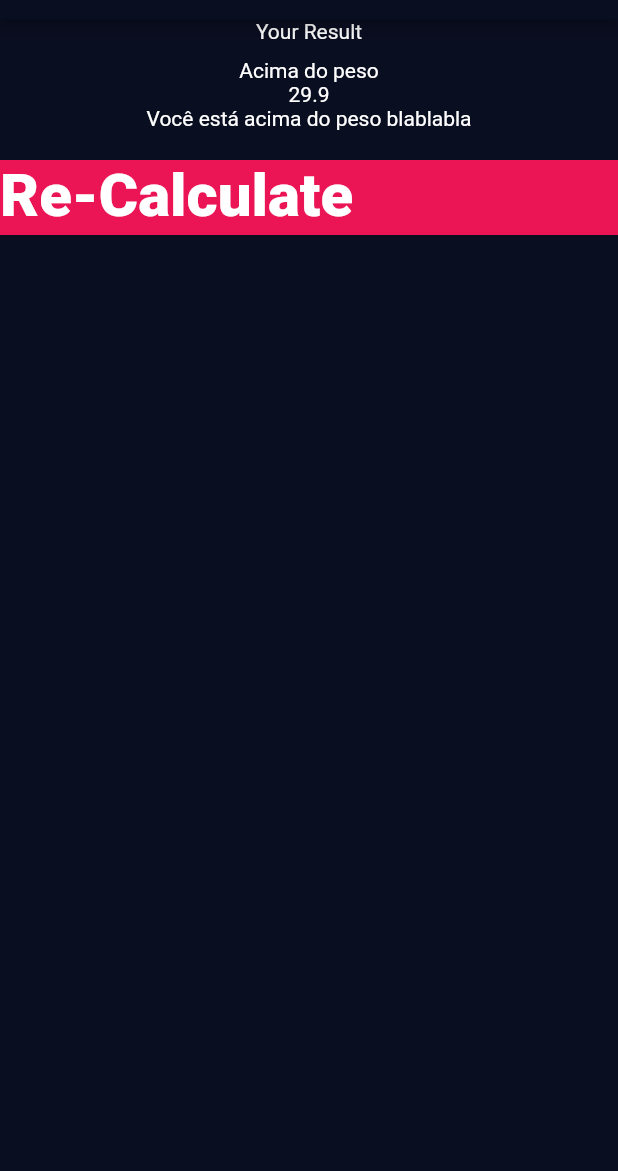
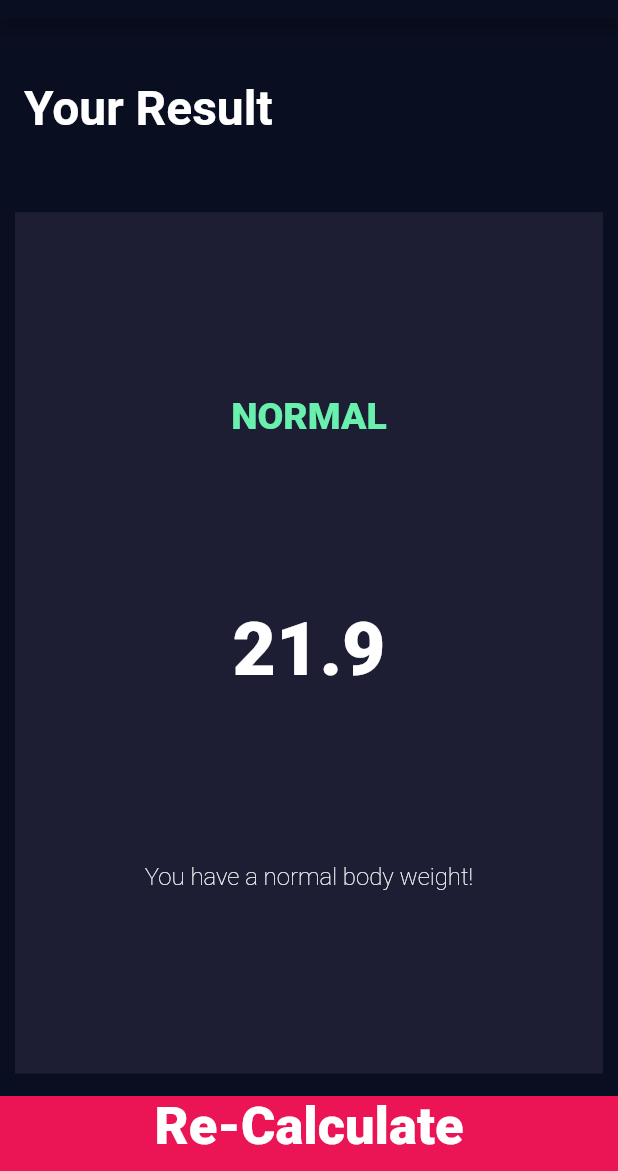
Before and after one commit to ElexandroTorres/BMI-Calculator, a Flutter app: the screen it shows after launch, after a tap on "Calculate", on a phone screen of 412 x 824 dp, the part 65-1236 px from its top. Run offline on Flutter 3.47's test engine with Material 2 defaults, Android fonts, the phone set to English and light mode, and no system bars; our stand-ins replace font_awesome_flutter.

Commit message:
first version of the app complete

```diff
--- /dev/null
+++ b/lib/calculate_bmi.dart
@@ -0,0 +1,39 @@
+import 'dart:math';
+
+class CalculateBMI {
+  final int height;
+  final int weight;
+
+  String _bmiResult = '';
+  double _bmi = 0;
+
+  Map _bmiDescription = {
+    'OVERWEIGHT': 'You have a higher than normal body weight!',
+    'NORMAL': 'You have a normal body weight!',
+    'UNDERWEIGHT': 'You have a lower than normal body Weight!'
+  };
+
+  CalculateBMI({required this.height, required this.weight});
+
+  String calculateBMI() {
+    _bmi = weight / pow(height / 100, 2);
+
+    if (_bmi >= 25) {
+      _bmiResult = 'OVERWEIGHT';
+    } else if (_bmi > 18.5) {
+      _bmiResult = 'NORMAL';
+    } else {
+      _bmiResult = 'UNDERWEIGHT';
+    }
+
+    return _bmi.toStringAsFixed(1);
+  }
+
+  String getResult() {
+    return _bmiResult;
+  }
+
+  String getDescription() {
+    return _bmiDescription[_bmiResult];
+  }
+}
--- a/lib/constants.dart
+++ b/lib/constants.dart
@@ -13,6 +13,6 @@ const kLabelTextStyle = TextStyle(
 );
 
 const kNumberTextStyle = TextStyle(
-  fontSize: 40,
+  fontSize: 35,
   fontWeight: FontWeight.w900,
 );
--- a/lib/main.dart
+++ b/lib/main.dart
@@ -1,5 +1,6 @@
 import 'package:bmi_calculator/ui/screens/results_screen.dart';
 import 'package:flutter/material.dart';
+import 'package:flutter/services.dart';
 import 'ui/screens/input_screen.dart';
 
 void main() => runApp(BMICalculator());
@@ -7,6 +8,10 @@ void main() => runApp(BMICalculator());
 class BMICalculator extends StatelessWidget {
   @override
   Widget build(BuildContext context) {
+    SystemChrome.setPreferredOrientations([
+      DeviceOrientation.portraitUp,
+      DeviceOrientation.portraitDown,
+    ]);
     return MaterialApp(
       initialRoute: '/',
       routes: {
--- a/lib/ui/screens/input_screen.dart
+++ b/lib/ui/screens/input_screen.dart
@@ -6,6 +6,7 @@ import 'package:bmi_calculator/ui/widgets/simple_card.dart';
 import 'package:bmi_calculator/constants.dart';
 import 'package:bmi_calculator/ui/widgets/round_icon_button.dart';
 import 'package:bmi_calculator/ui/widgets/bottom_button.dart';
+import 'package:bmi_calculator/calculate_bmi.dart';
 
 class InputScreen extends StatefulWidget {
   @override
@@ -217,10 +218,16 @@ class _InputScreenState extends State<InputScreen> {
           BottomButton(
             text: 'Calculate',
             onTap: () {
+              CalculateBMI bmiCalculator =
+                  CalculateBMI(height: height, weight: weight);
+              String bmi = bmiCalculator.calculateBMI();
+              String result = bmiCalculator.getResult();
+              String description = bmiCalculator.getDescription();
+
               Navigator.pushNamed(context, '/result', arguments: {
-                'height': height,
-                'weight': weight,
-                'gender': selectedGender.toString()
+                'bmi': bmi,
+                'result': result,
+                'description': description
               });
             },
           ),
--- a/lib/ui/screens/results_screen.dart
+++ b/lib/ui/screens/results_screen.dart
@@ -1,3 +1,4 @@
+import 'package:bmi_calculator/constants.dart';
 import 'package:flutter/material.dart';
 import 'package:bmi_calculator/ui/widgets/bottom_button.dart';
 
@@ -11,16 +12,56 @@ class ResultScreen extends StatelessWidget {
           title: Text('BMI CALCULATOR'),
         ),
         body: Column(
+          crossAxisAlignment: CrossAxisAlignment.stretch,
           children: [
-            Text('Your Result'),
-            Container(
-              padding: EdgeInsets.all(10.0),
-              child: Column(
-                children: [
-                  Text('Acima do peso'),
-                  Text('29.9'),
-                  Text('Você está acima do peso blablabla'),
-                ],
+            Expanded(
+              child: Container(
+                alignment: Alignment.centerLeft,
+                padding: EdgeInsets.all(16.0),
+                child: Text(
+                  'Your Result',
+                  style: TextStyle(
+                    fontSize: 32.0,
+                    fontWeight: FontWeight.bold,
+                  ),
+                ),
+              ),
+            ),
+            Expanded(
+              flex: 5,
+              child: Container(
+                color: kActiveCardColor,
+                padding: EdgeInsets.all(10.0),
+                margin: EdgeInsets.all(10.0),
+                child: Column(
+                  mainAxisAlignment: MainAxisAlignment.spaceEvenly,
+                  crossAxisAlignment: CrossAxisAlignment.center,
+                  children: [
+                    Text(
+                      bmiData['result'],
+                      style: TextStyle(
+                        color: Colors.greenAccent,
+                        fontSize: 25.0,
+                        fontWeight: FontWeight.w900,
+                      ),
+                    ),
+                    Text(
+                      bmiData['bmi'],
+                      style: TextStyle(
+                        fontSize: 50.0,
+                        fontWeight: FontWeight.w900,
+                      ),
+                    ),
+                    Text(
+                      bmiData['description'],
+                      style: TextStyle(
+                        fontSize: 16.0,
+                        fontWeight: FontWeight.w200,
+                      ),
+                      textAlign: TextAlign.center,
+                    ),
+                  ],
+                ),
               ),
             ),
             BottomButton(
--- a/lib/ui/widgets/bottom_button.dart
+++ b/lib/ui/widgets/bottom_button.dart
@@ -15,9 +15,10 @@ class BottomButton extends StatelessWidget {
         child: Text(
           text,
           style: kNumberTextStyle,
+          textAlign: TextAlign.center,
         ),
         color: kBottomContainerColor,
-        margin: EdgeInsets.only(top: 10.0),
+        margin: EdgeInsets.only(top: 5.0),
         width: double.infinity,
         height: kBottomContainerHeight,
       ),
```
